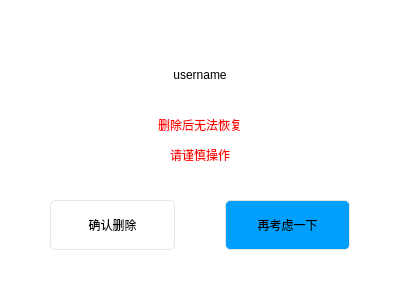
First picture: the form in Pro1 mk34/del_user.ui, repository KamChiHei/330, before the edit.
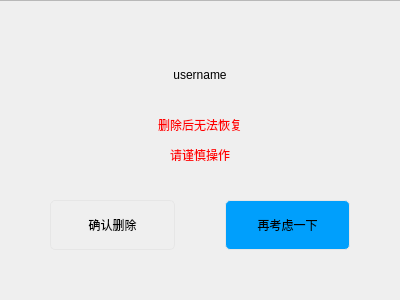
Second picture: the form after the edit. Icons and pictures are not drawn.

The edit to the form file:
```diff
--- a/Pro1 mk34/del_user.ui
+++ b/Pro1 mk34/del_user.ui
@@ -36,7 +36,7 @@
     <normaloff>:/new/prefix1/iconANDpic/plane.png</normaloff>:/new/prefix1/iconANDpic/plane.png</iconset>
   </property>
   <property name="styleSheet">
-   <string notr="true">background-color: rgb(255, 255, 255);</string>
+   <string notr="true"/>
   </property>
   <widget class="QPushButton" name="delButton">
    <property name="geometry">
@@ -164,6 +164,32 @@
     <pixmap resource="icon.qrc">:/new/prefix1/iconANDpic/warning.png</pixmap>
    </property>
   </widget>
+  <widget class="QFrame" name="frame">
+   <property name="geometry">
+    <rect>
+     <x>-1</x>
+     <y>0</y>
+     <width>402</width>
+     <height>302</height>
+    </rect>
+   </property>
+   <property name="styleSheet">
+    <string notr="true">color: rgba(255, 255, 255, 100);
+background-image: url(:/new/prefix2/iconANDpic/login(400x300).png);</string>
+   </property>
+   <property name="frameShape">
+    <enum>QFrame::Shape::StyledPanel</enum>
+   </property>
+   <property name="frameShadow">
+    <enum>QFrame::Shadow::Raised</enum>
+   </property>
+  </widget>
+  <zorder>frame</zorder>
+  <zorder>delButton</zorder>
+  <zorder>nodelButton</zorder>
+  <zorder>label</zorder>
+  <zorder>user</zorder>
+  <zorder>label_2</zorder>
  </widget>
  <resources>
   <include location="icon.qrc"/>
```
